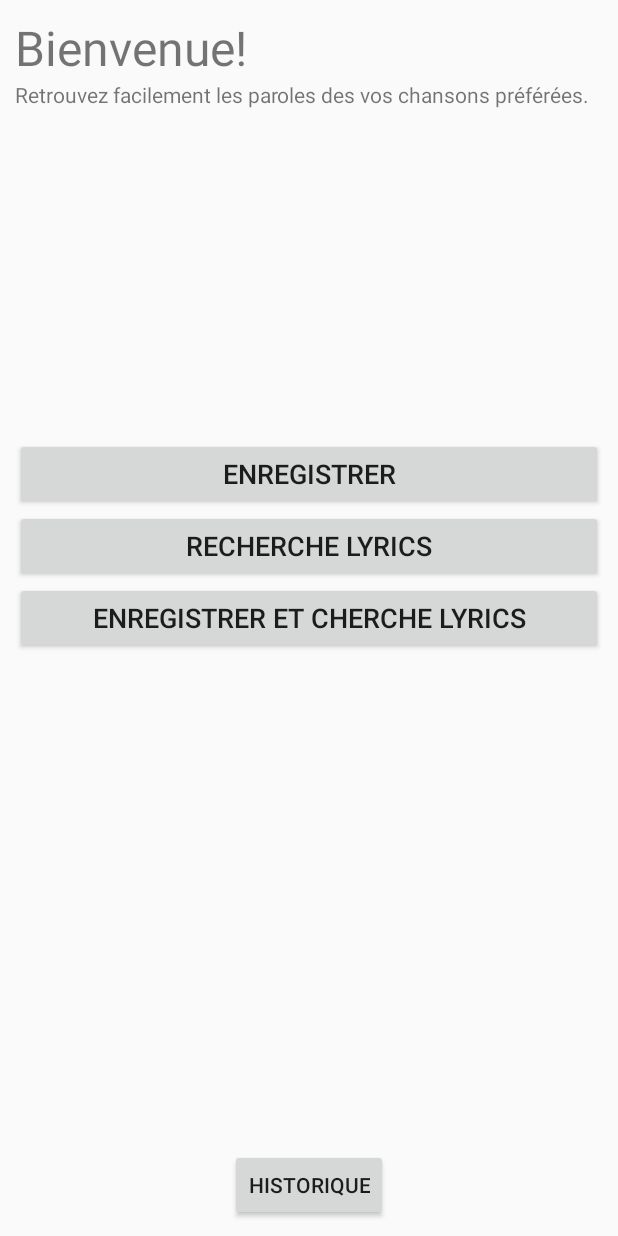
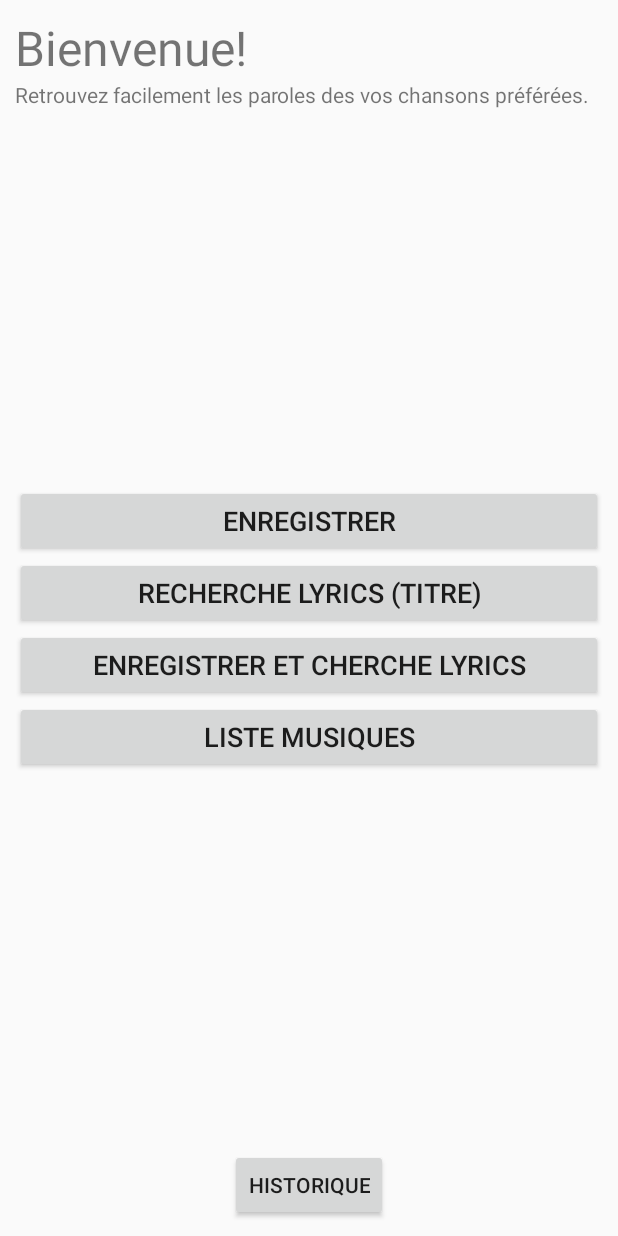
Before and after one commit to alexandreb09/SongToLyrics, an Android app: the screen it shows after launch (MainActivity), on a phone screen of 412 x 824 dp. Run offline under Robolectric (Android 15) with nearby library versions, the phone set to English and light mode, and no system bars.

Commit message:
:sparkles: MusicList ListView :sparkles:

```diff
--- a/app/src/main/AndroidManifest.xml
+++ b/app/src/main/AndroidManifest.xml
@@ -2,14 +2,18 @@
 <manifest xmlns:android="http://schemas.android.com/apk/res/android"
     package="com.example.songtolyrics">
 
+    <uses-permission android:name="android.permission.READ_EXTERNAL_STORAGE" />
+
     <application
         android:allowBackup="true"
+        android:fullBackupContent="true"
         android:icon="@mipmap/ic_launcher"
         android:label="@string/app_name"
         android:roundIcon="@mipmap/ic_launcher_round"
         android:supportsRtl="true"
         android:theme="@style/AppTheme">
-        <activity android:name=".HistoriqueActivity"></activity>
+        <activity android:name=".ListMusicActivity"></activity>
+        <activity android:name=".HistoriqueActivity" />
         <activity android:name=".EnregistrementActivity" />
         <activity android:name=".MainActivity">
             <intent-filter>
--- a/app/src/main/java/com/example/songtolyrics/MainActivity.java
+++ b/app/src/main/java/com/example/songtolyrics/MainActivity.java
@@ -10,6 +10,7 @@ public class MainActivity extends AppCompatActivity {
 
     Button btn_nouvelle_recherche;
     Button btn_historique;
+    Button btn_listMusique;
 
     @Override
     protected void onCreate(Bundle savedInstanceState) {
@@ -18,11 +19,21 @@ public class MainActivity extends AppCompatActivity {
 
         btn_nouvelle_recherche = findViewById(R.id.homepage_btn_record);
         btn_historique = findViewById(R.id.homepage_btn_historique);
+        btn_listMusique = findViewById(R.id.homepage_btn_show_musics);
+
 
         btn_nouvelle_recherche.setOnClickListener(new View.OnClickListener() {
             @Override
             public void onClick(View v) {
                 Intent nouvelle_recherche = new Intent(getApplicationContext(), EnregistrementActivity.class); // Création nouvelle intent
+                startActivity(nouvelle_recherche);                                                      // Lancement nouvelle activité
+            }
+        });
+
+        btn_listMusique.setOnClickListener(new View.OnClickListener() {
+            @Override
+            public void onClick(View v) {
+                Intent nouvelle_recherche = new Intent(getApplicationContext(), ListMusicActivity.class); // Création nouvelle intent
                 startActivity(nouvelle_recherche);                                                      // Lancement nouvelle activité
             }
         });
@@ -34,6 +45,5 @@ public class MainActivity extends AppCompatActivity {
                 startActivity(historique);                                                      // Lancement nouvelle activité
             }
         });
-
     }
 }
--- a/app/src/main/res/layout/activity_historique.xml
+++ b/app/src/main/res/layout/activity_historique.xml
@@ -1,7 +1,6 @@
 <?xml version="1.0" encoding="utf-8"?>
 
 <LinearLayout xmlns:android="http://schemas.android.com/apk/res/android"
-    xmlns:app="http://schemas.android.com/apk/res-auto"
     xmlns:tools="http://schemas.android.com/tools"
     android:id="@+id/historic"
     android:layout_width="match_parent"
--- a/app/src/main/res/layout/activity_main.xml
+++ b/app/src/main/res/layout/activity_main.xml
@@ -1,5 +1,6 @@
 <?xml version="1.0" encoding="utf-8"?>
-<android.support.constraint.ConstraintLayout xmlns:android="http://schemas.android.com/apk/res/android"
+<android.support.constraint.ConstraintLayout
+    xmlns:android="http://schemas.android.com/apk/res/android"
     xmlns:app="http://schemas.android.com/apk/res-auto"
     xmlns:tools="http://schemas.android.com/tools"
     android:layout_width="match_parent"
@@ -27,17 +28,23 @@
         app:layout_constraintTop_toBottomOf="@+id/homepage_txt_title" />
 
 
+    <LinearLayout
+        android:layout_width="match_parent"
+        android:layout_height="wrap_content"
+        android:orientation="vertical"
+        app:layout_constraintTop_toBottomOf="@id/homepage_txt_sub_title"
+        app:layout_constraintBottom_toTopOf="@id/homepage_btn_historique"
+        app:layout_constraintLeft_toLeftOf="parent"
+        app:layout_constraintRight_toRightOf="parent"
+        >
+
         <!--Nouvelle action-->
         <Button
             android:id="@+id/homepage_btn_record"
-        android:text="@string/homepage_record"
             android:layout_height="wrap_content"
             android:layout_width="match_parent"
+            android:text="@string/homepage_record"
             android:textSize="18sp"
-
-        app:layout_constraintBottom_toTopOf="@id/homepage_btn_search_lyrics"
-        app:layout_constraintLeft_toLeftOf="parent"
-        app:layout_constraintRight_toRightOf="parent"
             />
 
         <Button
@@ -46,10 +53,6 @@
             android:layout_height="wrap_content"
             android:layout_width="match_parent"
             android:textSize="18sp"
-
-        app:layout_constraintBottom_toTopOf="@+id/homepage_btn_record_search_lyrics"
-        app:layout_constraintLeft_toLeftOf="parent"
-        app:layout_constraintRight_toRightOf="parent"
             />
 
         <Button
@@ -58,12 +61,17 @@
             android:layout_height="wrap_content"
             android:layout_width="match_parent"
             android:textSize="18sp"
+            />
 
-        app:layout_constraintTop_toTopOf="parent"
-        app:layout_constraintBottom_toBottomOf="parent"
-        app:layout_constraintLeft_toLeftOf="parent"
-        app:layout_constraintRight_toRightOf="parent"
+        <Button
+            android:id="@+id/homepage_btn_show_musics"
+            android:text="@string/homepage_btn_show_musics"
+            android:layout_height="wrap_content"
+            android:layout_width="match_parent"
+            android:textSize="18sp"
             />
+    </LinearLayout>
+
 
     <!--Historique-->
     <Button
--- a/app/src/main/res/values/strings.xml
+++ b/app/src/main/res/values/strings.xml
@@ -4,7 +4,8 @@
     <string name="homepage_title">Bienvenue!</string>
     <string name="homepage_sub_title">Retrouvez facilement les paroles des vos chansons préférées.</string>
     <string name="homepage_record">Enregistrer</string>
-    <string name="homepage_search_lyrics">Recherche lyrics</string>
+    <string name="homepage_search_lyrics">Recherche lyrics (titre)</string>
+    <string name="homepage_btn_show_musics">Liste musiques</string>
     <string name="homepage_record_search_lyrics">Enregistrer et cherche lyrics</string>
     <string name="homepage_historique">Historique</string>
 
```
Also changed, not shown: app/src/main/java/Entity/Music.java (added, +18 -0 lines), app/src/main/java/com/example/songtolyrics/HistoriqueActivity.java (+9 -9 lines), app/src/main/java/com/example/songtolyrics/ListMusicActivity.java (added, +61 -0 lines), app/src/main/java/com/example/songtolyrics/MusicAdapter.java (added, +74 -0 lines), app/src/main/res/layout/activity_list_music.xml (added, +9 -0 lines), app/src/main/res/layout/song.xml (added, +25 -0 lines), 1 other file. Lines whose indentation alone changed are shown as unchanged.
